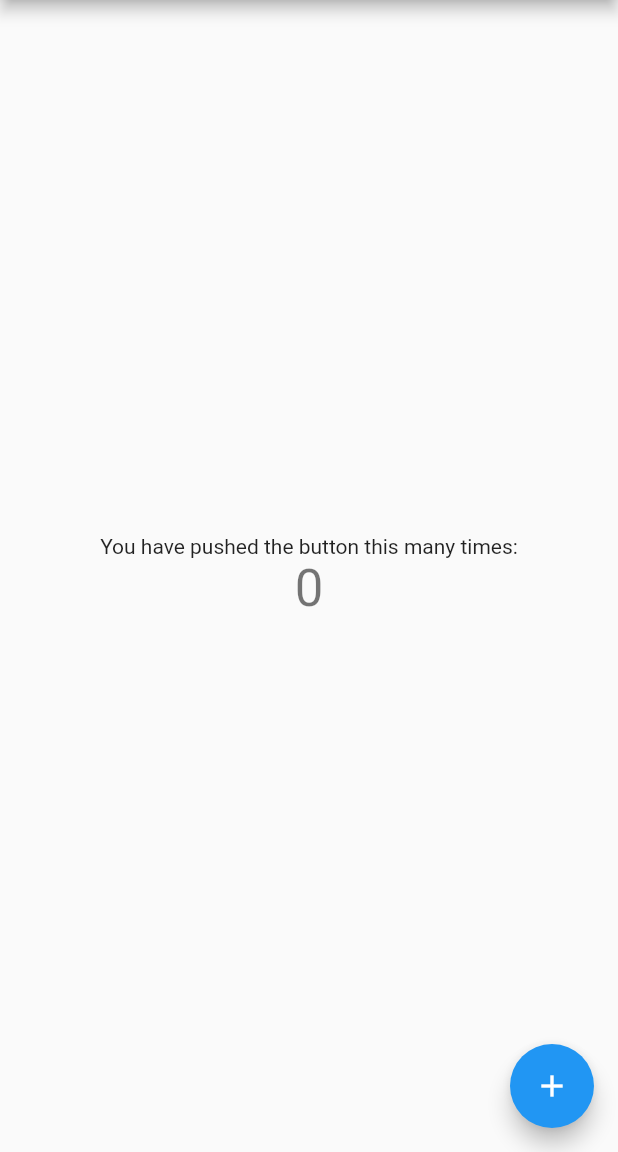
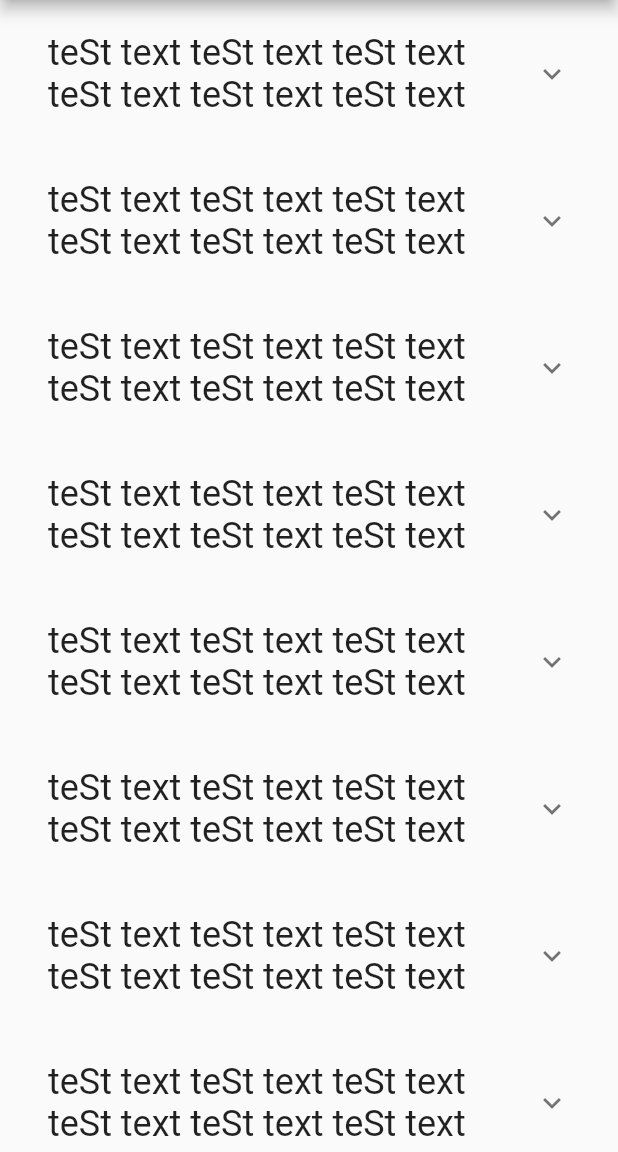
Before and after one commit to jargalbat/flutter_old, a Flutter app: the screen it shows after launch, on a phone screen of 412 x 824 dp, the part 84-1236 px from its top. Run offline on Flutter 3.47's test engine with Material 2 defaults, Android fonts, the phone set to English and light mode, and no system bars.

```diff
--- /dev/null
+++ b/infinite_scroll/lib/article.dart
@@ -0,0 +1,313 @@
+class Article {
+  final String text;
+  final String domain;
+  final String by;
+  final String age;
+  final int score;
+  final int commentsCount;
+
+  const Article(
+      {this.text,
+      this.domain,
+      this.by,
+      this.age,
+      this.score,
+      this.commentsCount});
+}
+
+final articles = [
+  new Article(
+      text: "teSt text teSt text teSt text teSt text teSt text teSt text",
+      domain: "google.com",
+      by: "by teSt",
+      age: "age teSt",
+      score: 90,
+      commentsCount: 13),
+  new Article(
+      text: "teSt text teSt text teSt text teSt text teSt text teSt text",
+      domain: "google.com",
+      by: "by teSt",
+      age: "age teSt",
+      score: 90,
+      commentsCount: 13),
+  new Article(
+      text: "teSt text teSt text teSt text teSt text teSt text teSt text",
+      domain: "google.com",
+      by: "by teSt",
+      age: "age teSt",
+      score: 90,
+      commentsCount: 13),
+  new Article(
+      text: "teSt text teSt text teSt text teSt text teSt text teSt text",
+      domain: "google.com",
+      by: "by teSt",
+      age: "age teSt",
+      score: 90,
+      commentsCount: 13),
+  new Article(
+      text: "teSt text teSt text teSt text teSt text teSt text teSt text",
+      domain: "google.com",
+      by: "by teSt",
+      age: "age teSt",
+      score: 90,
+      commentsCount: 13),
+  new Article(
+      text: "teSt text teSt text teSt text teSt text teSt text teSt text",
+      domain: "google.com",
+      by: "by teSt",
+      age: "age teSt",
+      score: 90,
+      commentsCount: 13),
+  new Article(
+      text: "teSt text teSt text teSt text teSt text teSt text teSt text",
+      domain: "google.com",
+      by: "by teSt",
+      age: "age teSt",
+      score: 90,
+      commentsCount: 13),
+  new Article(
+      text: "teSt text teSt text teSt text teSt text teSt text teSt text",
+      domain: "google.com",
+      by: "by teSt",
+      age: "age teSt",
+      score: 90,
+      commentsCount: 13),
+  new Article(
+      text: "teSt text teSt text teSt text teSt text teSt text teSt text",
+      domain: "google.com",
+      by: "by teSt",
+      age: "age teSt",
+      score: 90,
+      commentsCount: 13),
+  new Article(
+      text: "teSt text teSt text teSt text teSt text teSt text teSt text",
+      domain: "google.com",
+      by: "by teSt",
+      age: "age teSt",
+      score: 90,
+      commentsCount: 13),
+  new Article(
+      text: "teSt text teSt text teSt text teSt text teSt text teSt text",
+      domain: "google.com",
+      by: "by teSt",
+      age: "age teSt",
+      score: 90,
+      commentsCount: 13),
+  new Article(
+      text: "teSt text teSt text teSt text teSt text teSt text teSt text",
+      domain: "google.com",
+      by: "by teSt",
+      age: "age teSt",
+      score: 90,
+      commentsCount: 13),
+  new Article(
+      text: "teSt text teSt text teSt text teSt text teSt text teSt text",
+      domain: "google.com",
+      by: "by teSt",
+      age: "age teSt",
+      score: 90,
+      commentsCount: 13),
+  new Article(
+      text: "teSt text teSt text teSt text teSt text teSt text teSt text",
+      domain: "google.com",
+      by: "by teSt",
+      age: "age teSt",
+      score: 90,
+      commentsCount: 13),
+  new Article(
+      text: "teSt text teSt text teSt text teSt text teSt text teSt text",
+      domain: "google.com",
+      by: "by teSt",
+      age: "age teSt",
+      score: 90,
+      commentsCount: 13),
+  new Article(
+      text: "teSt text teSt text teSt text teSt text teSt text teSt text",
+      domain: "google.com",
+      by: "by teSt",
+      age: "age teSt",
+      score: 90,
+      commentsCount: 13),
+  new Article(
+      text: "teSt text teSt text teSt text teSt text teSt text teSt text",
+      domain: "google.com",
+      by: "by teSt",
+      age: "age teSt",
+      score: 90,
+      commentsCount: 13),
+  new Article(
+      text: "teSt text teSt text teSt text teSt text teSt text teSt text",
+      domain: "google.com",
+      by: "by teSt",
+      age: "age teSt",
+      score: 90,
+      commentsCount: 13),
+  new Article(
+      text: "teSt text teSt text teSt text teSt text teSt text teSt text",
+      domain: "google.com",
+      by: "by teSt",
+      age: "age teSt",
+      score: 90,
+      commentsCount: 13),
+  new Article(
+      text: "teSt text teSt text teSt text teSt text teSt text teSt text",
+      domain: "google.com",
+      by: "by teSt",
+      age: "age teSt",
+      score: 90,
+      commentsCount: 13),
+  new Article(
+      text: "teSt text teSt text teSt text teSt text teSt text teSt text",
+      domain: "google.com",
+      by: "by teSt",
+      age: "age teSt",
+      score: 90,
+      commentsCount: 13),
+  new Article(
+      text: "teSt text teSt text teSt text teSt text teSt text teSt text",
+      domain: "google.com",
+      by: "by teSt",
+      age: "age teSt",
+      score: 90,
+      commentsCount: 13),
+  new Article(
+      text: "teSt text teSt text teSt text teSt text teSt text teSt text",
+      domain: "google.com",
+      by: "by teSt",
+      age: "age teSt",
+      score: 90,
+      commentsCount: 13),
+  new Article(
+      text: "teSt text teSt text teSt text teSt text teSt text teSt text",
+      domain: "google.com",
+      by: "by teSt",
+      age: "age teSt",
+      score: 90,
+      commentsCount: 13),
+  new Article(
+      text: "teSt text teSt text teSt text teSt text teSt text teSt text",
+      domain: "google.com",
+      by: "by teSt",
+      age: "age teSt",
+      score: 90,
+      commentsCount: 13),
+  new Article(
+      text: "teSt text teSt text teSt text teSt text teSt text teSt text",
+      domain: "google.com",
+      by: "by teSt",
+      age: "age teSt",
+      score: 90,
+      commentsCount: 13),
+  new Article(
+      text: "teSt text teSt text teSt text teSt text teSt text teSt text",
+      domain: "google.com",
+      by: "by teSt",
+      age: "age teSt",
+      score: 90,
+      commentsCount: 13),
+  new Article(
+      text: "teSt text teSt text teSt text teSt text teSt text teSt text",
+      domain: "google.com",
+      by: "by teSt",
+      age: "age teSt",
+      score: 90,
+      commentsCount: 13),
+  new Article(
+      text: "teSt text teSt text teSt text teSt text teSt text teSt text",
+      domain: "google.com",
+      by: "by teSt",
+      age: "age teSt",
+      score: 90,
+      commentsCount: 13),
+  new Article(
+      text: "teSt text teSt text teSt text teSt text teSt text teSt text",
+      domain: "google.com",
+      by: "by teSt",
+      age: "age teSt",
+      score: 90,
+      commentsCount: 13),
+  new Article(
+      text: "teSt text teSt text teSt text teSt text teSt text teSt text",
+      domain: "google.com",
+      by: "by teSt",
+      age: "age teSt",
+      score: 90,
+      commentsCount: 13),
+  new Article(
+      text: "teSt text teSt text teSt text teSt text teSt text teSt text",
+      domain: "google.com",
+      by: "by teSt",
+      age: "age teSt",
+      score: 90,
+      commentsCount: 13),
+  new Article(
+      text: "teSt text teSt text teSt text teSt text teSt text teSt text",
+      domain: "google.com",
+      by: "by teSt",
+      age: "age teSt",
+      score: 90,
+      commentsCount: 13),
+  new Article(
+      text: "teSt text teSt text teSt text teSt text teSt text teSt text",
+      domain: "google.com",
+      by: "by teSt",
+      age: "age teSt",
+      score: 90,
+      commentsCount: 13),
+  new Article(
+      text: "teSt text teSt text teSt text teSt text teSt text teSt text",
+      domain: "google.com",
+      by: "by teSt",
+      age: "age teSt",
+      score: 90,
+      commentsCount: 13),
+  new Article(
+      text: "teSt text teSt text teSt text teSt text teSt text teSt text",
+      domain: "google.com",
+      by: "by teSt",
+      age: "age teSt",
+      score: 90,
+      commentsCount: 13),
+  new Article(
+      text: "teSt text teSt text teSt text teSt text teSt text teSt text",
+      domain: "google.com",
+      by: "by teSt",
+      age: "age teSt",
+      score: 90,
+      commentsCount: 13),
+  new Article(
+      text: "teSt text teSt text teSt text teSt text teSt text teSt text",
+      domain: "google.com",
+      by: "by teSt",
+      age: "age teSt",
+      score: 90,
+      commentsCount: 13),
+  new Article(
+      text: "teSt text teSt text teSt text teSt text teSt text teSt text",
+      domain: "google.com",
+      by: "by teSt",
+      age: "age teSt",
+      score: 90,
+      commentsCount: 13),
+  new Article(
+      text: "teSt text teSt text teSt text teSt text teSt text teSt text",
+      domain: "google.com",
+      by: "by teSt",
+      age: "age teSt",
+      score: 90,
+      commentsCount: 13),
+  new Article(
+      text: "teSt text teSt text teSt text teSt text teSt text teSt text",
+      domain: "google.com",
+      by: "by teSt",
+      age: "age teSt",
+      score: 90,
+      commentsCount: 13),
+  new Article(
+      text: "teSt text teSt text teSt text teSt text teSt text teSt text",
+      domain: "google.com",
+      by: "by teSt",
+      age: "age teSt",
+      score: 90,
+      commentsCount: 13),
+];
--- a/infinite_scroll/lib/main.dart
+++ b/infinite_scroll/lib/main.dart
@@ -1,23 +1,15 @@
 import 'package:flutter/material.dart';
+import 'article.dart';
+import 'package:url_launcher/url_launcher.dart';
 
 void main() => runApp(MyApp());
 
 class MyApp extends StatelessWidget {
-  // This widget is the root of your application.
   @override
   Widget build(BuildContext context) {
     return MaterialApp(
       title: 'Flutter Demo',
       theme: ThemeData(
-        // This is the theme of your application.
-        //
-        // Try running your application with "flutter run". You'll see the
-        // application has a blue toolbar. Then, without quitting the app, try
-        // changing the primarySwatch below to Colors.green and then invoke
-        // "hot reload" (press "r" in the console where you ran "flutter run",
-        // or simply save your changes to "hot reload" in a Flutter IDE).
-        // Notice that the counter didn't reset back to zero; the application
-        // is not restarted.
         primarySwatch: Colors.blue,
       ),
       home: MyHomePage(title: 'Flutter Demo Home Page'),
@@ -28,15 +20,6 @@ class MyApp extends StatelessWidget {
 class MyHomePage extends StatefulWidget {
   MyHomePage({Key key, this.title}) : super(key: key);
 
-  // This widget is the home page of your application. It is stateful, meaning
-  // that it has a State object (defined below) that contains fields that affect
-  // how it looks.
-
-  // This class is the configuration for the state. It holds the values (in this
-  // case the title) provided by the parent (in this case the App widget) and
-  // used by the build method of the State. Fields in a Widget subclass are
-  // always marked "final".
-
   final String title;
 
   @override
@@ -44,68 +27,73 @@ class MyHomePage extends StatefulWidget {
 }
 
 class _MyHomePageState extends State<MyHomePage> {
-  int _counter = 0;
-
-  void _incrementCounter() {
-    setState(() {
-      // This call to setState tells the Flutter framework that something has
-      // changed in this State, which causes it to rerun the build method below
-      // so that the display can reflect the updated values. If we changed
-      // _counter without calling setState(), then the build method would not be
-      // called again, and so nothing would appear to happen.
-      _counter++;
-    });
-  }
+  List<Article> _articles = articles;
 
   @override
   Widget build(BuildContext context) {
-    // This method is rerun every time setState is called, for instance as done
-    // by the _incrementCounter method above.
-    //
-    // The Flutter framework has been optimized to make rerunning build methods
-    // fast, so that you can just rebuild anything that needs updating rather
-    // than having to individually change instances of widgets.
     return Scaffold(
       appBar: AppBar(
-        // Here we take the value from the MyHomePage object that was created by
-        // the App.build method, and use it to set our appbar title.
         title: Text(widget.title),
       ),
-      body: Center(
-        // Center is a layout widget. It takes a single child and positions it
-        // in the middle of the parent.
-        child: Column(
-          // Column is also layout widget. It takes a list of children and
-          // arranges them vertically. By default, it sizes itself to fit its
-          // children horizontally, and tries to be as tall as its parent.
-          //
-          // Invoke "debug painting" (press "p" in the console, choose the
-          // "Toggle Debug Paint" action from the Flutter Inspector in Android
-          // Studio, or the "Toggle Debug Paint" command in Visual Studio Code)
-          // to see the wireframe for each widget.
-          //
-          // Column has various properties to control how it sizes itself and
-          // how it positions its children. Here we use mainAxisAlignment to
-          // center the children vertically; the main axis here is the vertical
-          // axis because Columns are vertical (the cross axis would be
-          // horizontal).
-          mainAxisAlignment: MainAxisAlignment.center,
+      body: new RefreshIndicator(
+        onRefresh: () async {
+          await new Future.delayed(const Duration(seconds: 1));
+          setState(() {
+            _articles.removeAt(0);
+          });
+          return;
+        },
+        child: ListView(
+          //Each article will become (=>) its own widget. article => new Text("AA"),
+          children: _articles.map(_buildItem).toList(),
+        ),
+      ),
+    );
+  }
+
+  Widget _buildItem(Article article) {
+    return new Padding(
+        padding: const EdgeInsets.all(16.0),
+        child: new ExpansionTile(
+          title: new Text(
+            article.text,
+            style: new TextStyle(fontSize: 24.0),
+          ),
           children: <Widget>[
-            Text(
-              'You have pushed the button this many times:',
-            ),
-            Text(
-              '$_counter',
-              style: Theme.of(context).textTheme.display1,
+            new Row(
+              mainAxisAlignment: MainAxisAlignment.spaceAround,
+              children: <Widget>[
+                new Text("${article.commentsCount} comments"),
+                new IconButton(
+                  color: Colors.green,
+                  icon: new Icon(Icons.launch),
+                  onPressed: () async {
+                    final fakeUrl = "http://${article.domain}";
+                    if (await canLaunch(fakeUrl)) {
+                      await launch(fakeUrl);
+                    }
+                  },
+                ),
+              ],
+//
             ),
           ],
-        ),
-      ),
-      floatingActionButton: FloatingActionButton(
-        onPressed: _incrementCounter,
-        tooltip: 'Increment',
-        child: Icon(Icons.add),
-      ), // This trailing comma makes auto-formatting nicer for build methods.
-    );
+        ));
+
+//    return new Padding(
+//        padding: const EdgeInsets.all(16.0),
+//        child: new ListTile(
+//          title: new Text(
+//            article.text,
+//            style: new TextStyle(fontSize: 24.0),
+//          ),
+//          subtitle: new Text("${article.commentsCount} comments"),
+//          onTap: () async {
+//            final fakeUrl = "http://${article.domain}";
+//            if (await canLaunch(fakeUrl)) {
+//              await launch(fakeUrl);
+//            }
+//          },
+//        ));
   }
 }
--- a/infinite_scroll/pubspec.yaml
+++ b/infinite_scroll/pubspec.yaml
@@ -17,6 +17,8 @@ environment:
   sdk: ">=2.1.0 <3.0.0"
 
 dependencies:
+  url_launcher: ^5.0.2
+
   flutter:
     sdk: flutter
 
```
Also changed, not shown: infinite_scroll/pubspec.lock.
